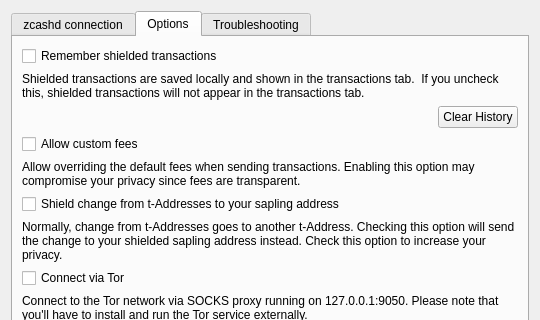
Qt form src/settings.ui (ZcashFoundation/zecwallet) before a commit; both pictures show x 0 to 540 and y 0 to 320 of the 540 by 504 pixel window.
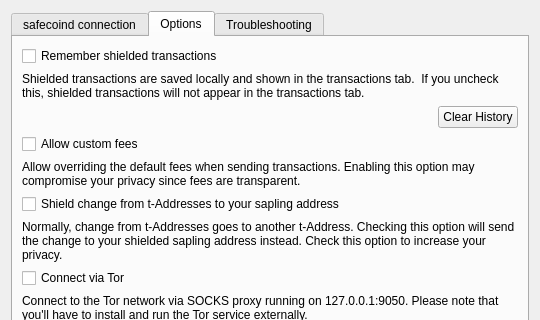
The same form after that commit.

Patch:
```diff
--- a/src/settings.ui
+++ b/src/settings.ui
@@ -30,7 +30,7 @@
      </property>
      <widget class="QWidget" name="tab">
       <attribute name="title">
-       <string>zcashd connection</string>
+       <string>safecoind connection</string>
       </attribute>
       <layout class="QVBoxLayout" name="verticalLayout_3">
        <item>
```
